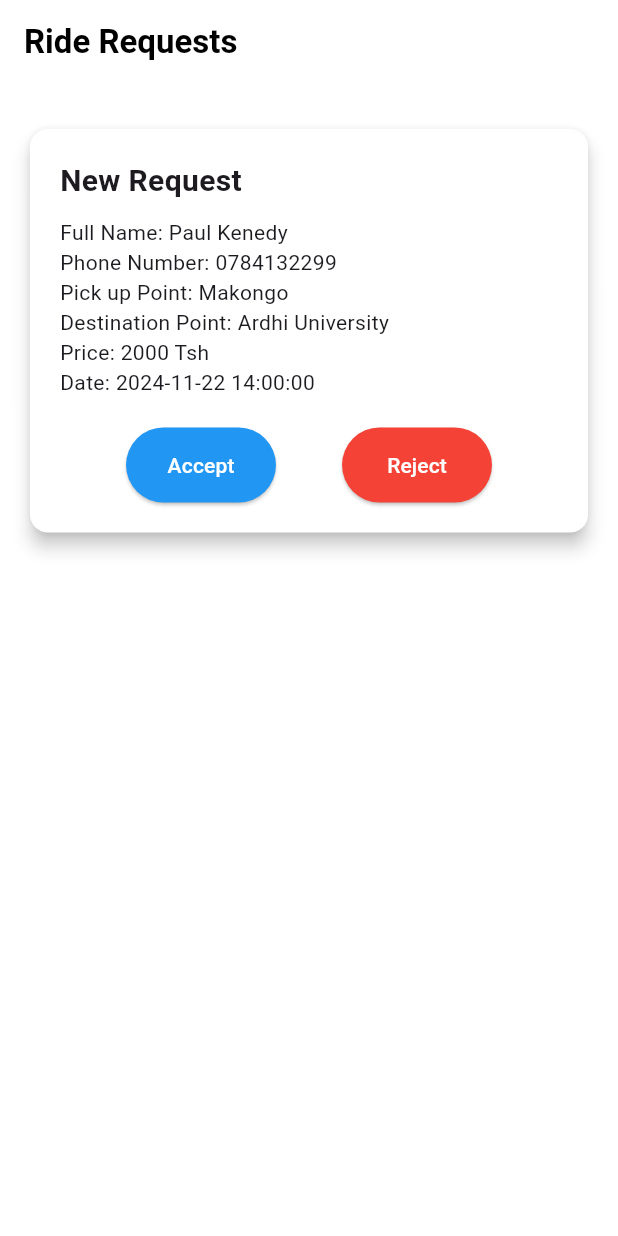
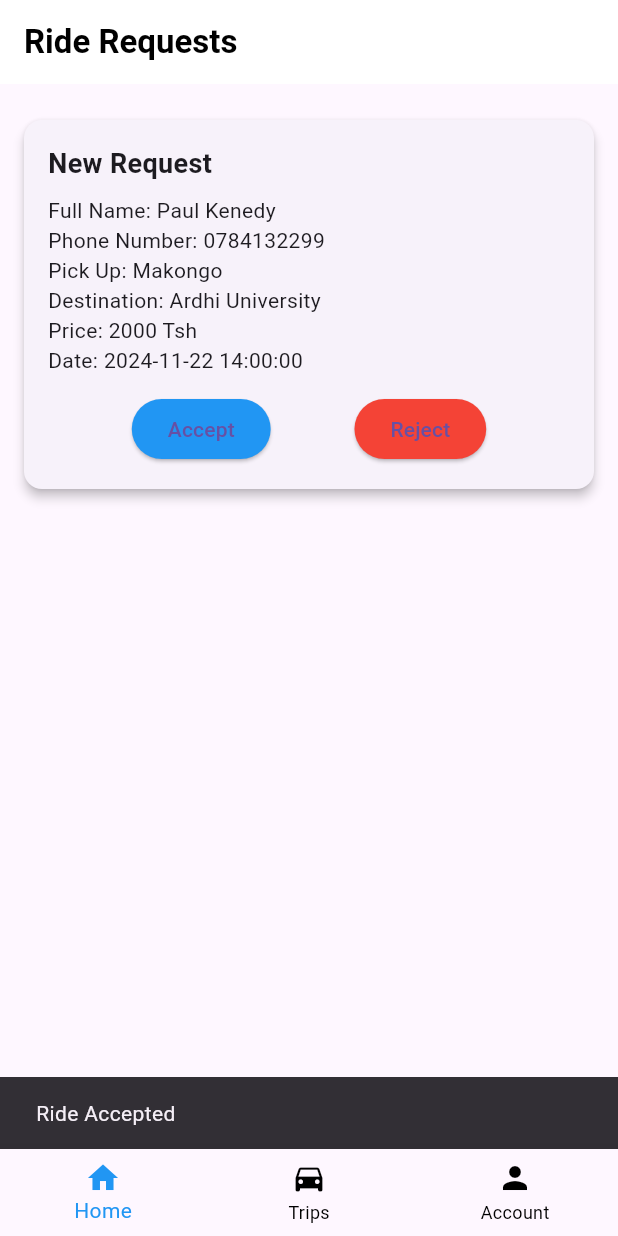
Before and after one commit to iam-kimata/rides_sharing_app, a Flutter app: the HomePageDriver screen opened directly, after a tap on "Accept", on a phone screen of 412 x 824 dp. Run offline on Flutter 3.47's test engine with Material 3 defaults, Android fonts, the phone set to English and light mode, and no system bars.

Commit message:
ui update

```diff
--- a/lib/driver/home_page.dart
+++ b/lib/driver/home_page.dart
@@ -1,10 +1,66 @@
 import 'package:flutter/material.dart';
+import 'package:rides_sharing_app/driver/trips_page.dart';
+import 'package:rides_sharing_app/driver/account_page.dart';
 
-class HomePageDriver extends StatelessWidget {
-  HomePageDriver({super.key});
+class HomePageDriver extends StatefulWidget {
+  const HomePageDriver({super.key});
 
-  // Dummy data for ride requests
-  final List<Map<String, dynamic>> rideRequests = [
+  @override
+  State<HomePageDriver> createState() => _HomePageDriverState();
+}
+
+class _HomePageDriverState extends State<HomePageDriver> {
+  int _currentIndex = 0;
+
+  // Pages for each BottomNavigationBar item
+  final List<Widget> _pages = [
+    const RideRequestsPage(),         // Home
+    TripsPage(),                      // Trips
+    ProfileScreenDriver(token: ''),   // Account
+  ];
+
+  @override
+  Widget build(BuildContext context) {
+    return Scaffold(
+      // Show AppBar only for the first page
+      appBar: _currentIndex == 0
+          ? AppBar(
+        title: const Text(
+          'Ride Requests',
+          style: TextStyle(
+            color: Colors.black,
+            fontWeight: FontWeight.bold,
+          ),
+        ),
+        backgroundColor: Colors.white,
+        automaticallyImplyLeading: false,
+      )
+          : null,
+      body: _pages[_currentIndex],
+      bottomNavigationBar: BottomNavigationBar(
+        currentIndex: _currentIndex,
+        selectedItemColor: Colors.blue,
+        unselectedItemColor: Colors.black,
+        onTap: (index) {
+          setState(() {
+            _currentIndex = index;
+          });
+        },
+        items: const [
+          BottomNavigationBarItem(icon: Icon(Icons.home), label: 'Home'),
+          BottomNavigationBarItem(icon: Icon(Icons.directions_car), label: 'Trips'),
+          BottomNavigationBarItem(icon: Icon(Icons.person), label: 'Account'),
+        ],
+      ),
+    );
+  }
+}
+
+// ---------------- Home Page ----------------
+class RideRequestsPage extends StatelessWidget {
+  const RideRequestsPage({super.key});
+
+  final List<Map<String, dynamic>> rideRequests = const [
     {
       'fullname': 'Paul Kenedy',
       'phonenumber': '0784132299',
@@ -17,55 +73,31 @@ class HomePageDriver extends StatelessWidget {
 
   @override
   Widget build(BuildContext context) {
-    return Scaffold(
-      appBar: AppBar(
-        backgroundColor: Colors.white,
-        automaticallyImplyLeading: false,
-        title: const Text(
-          'Ride Requests',
-          style: TextStyle(
-            fontWeight: FontWeight.bold,
-            color: Colors.black,
-          ),
-        ),
-      ),
-      backgroundColor: Colors.white,
-      body: _buildRideRequests(),
-    );
-  }
-
-  Widget _buildRideRequests() {
-    return Container(
-      color: Colors.white,
-      padding: const EdgeInsets.all(20.0),
-      child: rideRequests.isNotEmpty
+    return rideRequests.isNotEmpty
         ? ListView.builder(
+      padding: const EdgeInsets.all(16),
       itemCount: rideRequests.length,
       itemBuilder: (context, index) {
-                final rideRequest = rideRequests[index];
+        final ride = rideRequests[index];
         return RideRequestCard(
-                  name: rideRequest['fullname'],
-                  phoneNumber: rideRequest['phonenumber'],
-                  pickUpLocation: rideRequest['starting_point'],
-                  destinationLocation: rideRequest['destination_point'],
-                  price: rideRequest['price'],
-                  date: rideRequest['created_at'],
+          name: ride['fullname'],
+          phoneNumber: ride['phonenumber'],
+          pickUpLocation: ride['starting_point'],
+          destinationLocation: ride['destination_point'],
+          price: ride['price'],
+          date: ride['created_at'],
           onAccept: () {
-                    // Handle accept button
+            ScaffoldMessenger.of(context).showSnackBar(
+                const SnackBar(content: Text("Ride Accepted")));
           },
           onReject: () {
-                    // Handle reject button
+            ScaffoldMessenger.of(context).showSnackBar(
+                const SnackBar(content: Text("Ride Rejected")));
           },
         );
       },
     )
-          : const Center(
-              child: Text(
-                "No active ride requests",
-                style: TextStyle(fontSize: 16),
-              ),
-            ),
-    );
+        : const Center(child: Text("No active ride requests"));
   }
 }
 
@@ -94,48 +126,34 @@ class RideRequestCard extends StatelessWidget {
   @override
   Widget build(BuildContext context) {
     return Card(
-      elevation: 5,
-      margin: const EdgeInsets.symmetric(vertical: 10),
-      color: Colors.white,
+      margin: const EdgeInsets.symmetric(vertical: 8),
+      elevation: 3,
       child: Padding(
-        padding: const EdgeInsets.all(20),
+        padding: const EdgeInsets.all(16),
         child: Column(
           crossAxisAlignment: CrossAxisAlignment.start,
           children: [
-            const Text(
-              'New Request',
-              style: TextStyle(
-                fontSize: 20,
-                fontWeight: FontWeight.bold,
-              ),
-            ),
-            const SizedBox(height: 10),
+            const Text('New Request',
+                style: TextStyle(fontSize: 18, fontWeight: FontWeight.bold)),
+            const SizedBox(height: 8),
             Text('Full Name: $name'),
             Text('Phone Number: $phoneNumber'),
-            Text('Pick up Point: $pickUpLocation'),
-            Text('Destination Point: $destinationLocation'),
+            Text('Pick Up: $pickUpLocation'),
+            Text('Destination: $destinationLocation'),
             Text('Price: $price'),
             Text('Date: $date'),
-            const SizedBox(height: 20),
+            const SizedBox(height: 12),
             Row(
               mainAxisAlignment: MainAxisAlignment.spaceEvenly,
               children: [
                 ElevatedButton(
                   onPressed: onAccept,
-                  style: ButtonStyle(
-                    backgroundColor: MaterialStateProperty.all(Colors.blue),
-                    foregroundColor: MaterialStateProperty.all(Colors.white),
-                    minimumSize: MaterialStateProperty.all(const Size(100, 50)),
-                  ),
+                  style: ElevatedButton.styleFrom(backgroundColor: Colors.blue),
                   child: const Text('Accept'),
                 ),
                 ElevatedButton(
                   onPressed: onReject,
-                  style: ButtonStyle(
-                    backgroundColor: MaterialStateProperty.all(Colors.red),
-                    foregroundColor: MaterialStateProperty.all(Colors.white),
-                    minimumSize: MaterialStateProperty.all(const Size(100, 50)),
-                  ),
+                  style: ElevatedButton.styleFrom(backgroundColor: Colors.red),
                   child: const Text('Reject'),
                 ),
               ],
```
Also changed, not shown: lib/driver/bottom_nav_bar.dart (deleted, +0 -54 lines), lib/student/request_ride_page.dart (+60 -152 lines), pubspec.lock. Lines whose indentation alone changed are shown as unchanged.
